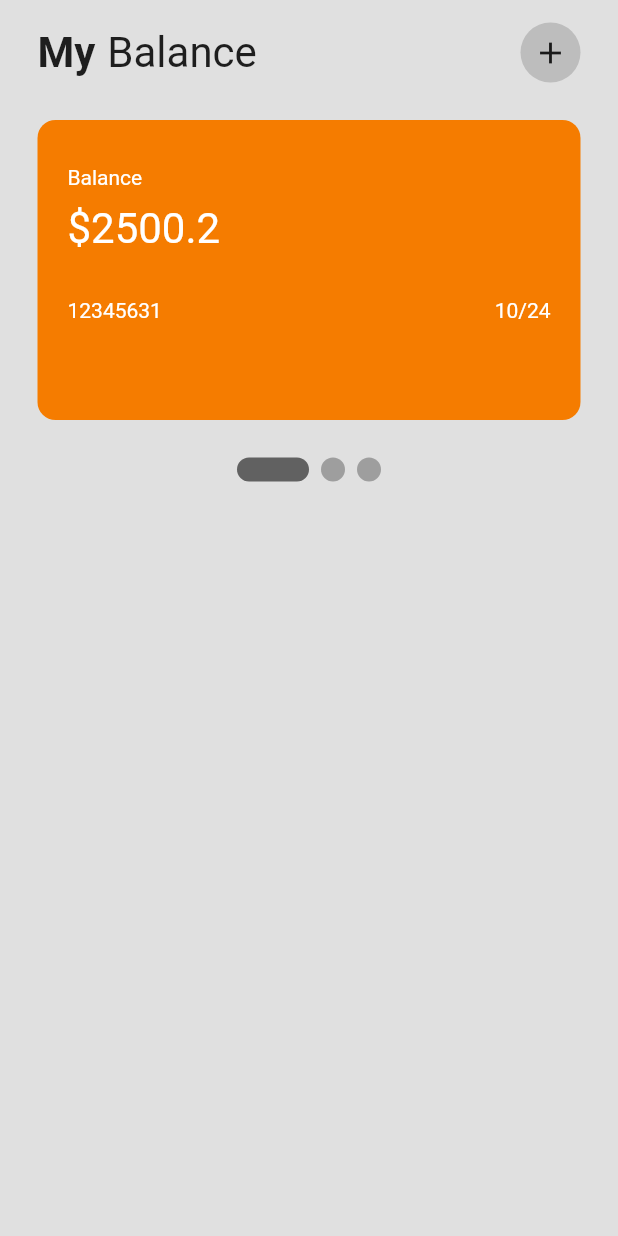
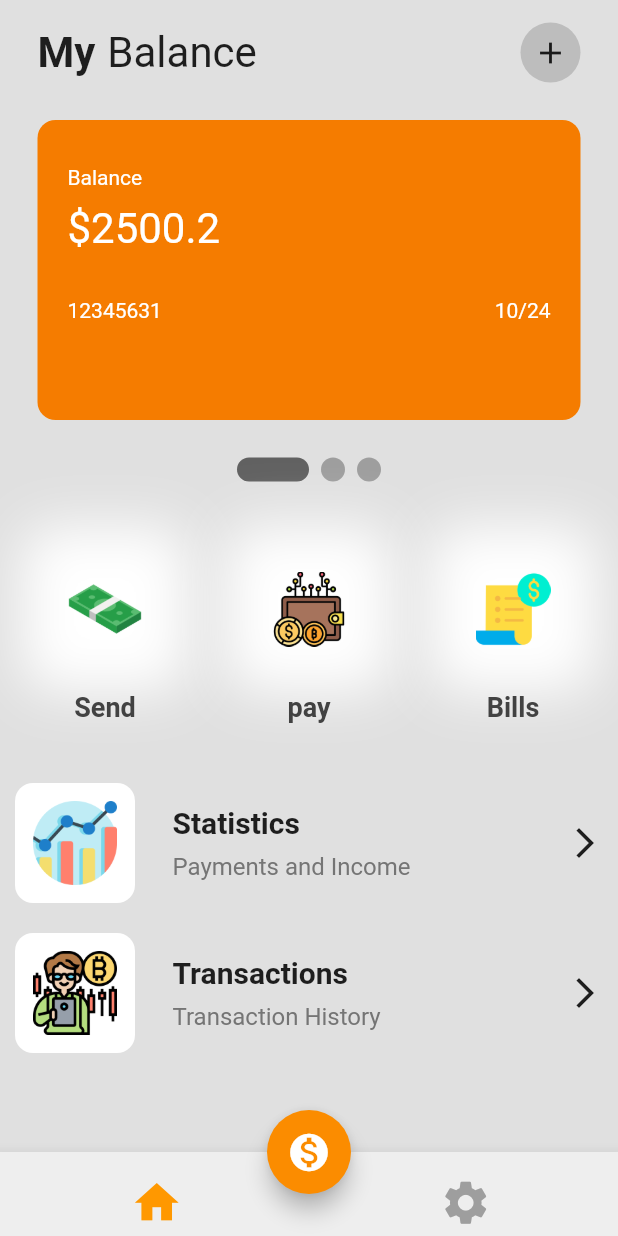
Before and after one commit to patrickkoszewski/walletappui, a Flutter app: the screen it shows after launch, on a phone screen of 412 x 824 dp. Run offline on Flutter 3.47's test engine with Material 2 defaults, Android fonts, the phone set to English and light mode, and no system bars; drawn by our look-alikes of smooth_page_indicator.

Commit message:
Wallet app UI demo

```diff
--- a/lib/pages/home_page.dart
+++ b/lib/pages/home_page.dart
@@ -1,6 +1,8 @@
 import 'package:flutter/material.dart';
 import 'package:smooth_page_indicator/smooth_page_indicator.dart';
 import 'package:walletappui/util/my_balance.dart';
+import 'package:walletappui/util/my_button.dart';
+import 'package:walletappui/util/my_list_tile.dart';
 //mając home_page i main dart w takiej formie możemy myślec nad pomysłem
 //nad ui lub się inspirować z neta i rozpisać po // jaki jest plan na wykonanie aplikacji
 
@@ -19,6 +21,42 @@ class _HomePageState extends State<HomePage> {
   Widget build(BuildContext context) {
     return Scaffold(
       backgroundColor: Colors.grey[300],
+      floatingActionButton: FloatingActionButton(
+        onPressed: () {},
+        backgroundColor: Colors.orange[600],
+        child: const Icon(
+          Icons.monetization_on,
+          size: 30,
+        ),
+      ),
+      floatingActionButtonLocation: FloatingActionButtonLocation.centerDocked,
+      bottomNavigationBar: BottomAppBar(
+        color: Colors.grey[200],
+        child: Padding(
+          padding: const EdgeInsets.only(top: 8.0),
+          child: Row(
+            mainAxisAlignment: MainAxisAlignment.spaceAround,
+            children: [
+              IconButton(
+                onPressed: () {},
+                icon: const Icon(
+                  Icons.home,
+                  size: 35,
+                  color: Colors.orange,
+                ),
+              ),
+              IconButton(
+                onPressed: () {},
+                icon: const Icon(
+                  Icons.settings,
+                  size: 35,
+                  color: Colors.grey,
+                ),
+              ),
+            ],
+          ),
+        ),
+      ),
       body: SafeArea(
         child: Column(children: [
           //app bar
@@ -62,9 +100,7 @@ class _HomePageState extends State<HomePage> {
               ],
             ),
           ),
-
           const SizedBox(height: 25),
-
           //cards
           Container(
             height: 200,
@@ -103,11 +139,62 @@ class _HomePageState extends State<HomePage> {
             effect: ExpandingDotsEffect(
               activeDotColor: Colors.grey.shade700,
             ),
+          ),
+
+          const SizedBox(height: 40),
+          //3 buttons -> send + pay + bill
+          Padding(
+            padding: const EdgeInsets.symmetric(horizontal: 25.0),
+            child: Row(
+              mainAxisAlignment:
+                  MainAxisAlignment.spaceBetween, //szybsze od sizedbox
+
+              children: const [
+                //send button
+                //SizedBox(width: 22), bez sensu w row już lepiej równo rozmieścić
+                MyButton(
+                  iconImagePath: 'lib/icons/banknote.png',
+                  buttonText: 'Send',
+                ),
+
+                //pay button
+                MyButton(
+                  iconImagePath: 'lib/icons/cryptowallet.png',
+                  buttonText: 'pay',
+                ),
+
+                //bills button
+                MyButton(
+                  iconImagePath: 'lib/icons/bill.png',
+                  buttonText: 'Bills',
+                ),
+              ],
+            ),
+          ),
+          const SizedBox(
+            height: 30,
+          ),
+          //column -> stats + transactions
+          Padding(
+            padding: const EdgeInsets.all(10.0),
+            child: Column(
+              children: const [
+                //statistics
+                MyListTile(
+                  iconImagePath: 'lib/icons/graph.png',
+                  tileTitle: 'Statistics',
+                  tileSubTitle: 'Payments and Income',
+                ),
+                MyListTile(
+                  iconImagePath: 'lib/icons/trader.png',
+                  tileTitle: 'Transactions',
+                  tileSubTitle: 'Transaction History',
+                ),
+
+                //transaction
+              ],
+            ),
           )
-
-          //3 buttons -> send + pay + bill
-
-          //column -> stats + transactions
         ]),
       ),
     );
--- /dev/null
+++ b/lib/util/my_button.dart
@@ -0,0 +1,48 @@
+import 'package:flutter/material.dart';
+
+class MyButton extends StatelessWidget {
+  final String iconImagePath;
+  final String buttonText;
+
+  const MyButton({
+    super.key,
+    required this.iconImagePath,
+    required this.buttonText,
+  });
+
+  @override
+  Widget build(BuildContext context) {
+    return Column(
+      children: [
+        Container(
+          height: 90,
+          padding: const EdgeInsets.all(20),
+          width: 90,
+          decoration: BoxDecoration(
+            borderRadius: BorderRadius.circular(20),
+            boxShadow: const [
+              BoxShadow(
+                color: Colors.white,
+                blurRadius: 30,
+                spreadRadius: 10,
+              ),
+            ],
+          ),
+          child: Center(
+            child: Image.asset(iconImagePath),
+          ),
+        ),
+        // text
+        const SizedBox(height: 10),
+        Text(
+          buttonText,
+          style: TextStyle(
+            fontSize: 18,
+            fontWeight: FontWeight.bold,
+            color: Colors.grey[800],
+          ),
+        ),
+      ],
+    );
+  }
+}
--- /dev/null
+++ b/lib/util/my_list_tile.dart
@@ -0,0 +1,69 @@
+import 'package:flutter/material.dart';
+
+class MyListTile extends StatelessWidget {
+  final String iconImagePath;
+  final String tileTitle;
+  final String tileSubTitle;
+
+  const MyListTile({
+    super.key,
+    required this.iconImagePath,
+    required this.tileTitle,
+    required this.tileSubTitle,
+  });
+
+  @override
+  Widget build(BuildContext context) {
+    return Padding(
+      padding: const EdgeInsets.only(bottom: 20.0),
+      child: Row(
+        mainAxisAlignment: MainAxisAlignment.spaceBetween,
+        children: [
+          Row(
+            children: [
+              //icon
+              Container(
+                height: 80,
+                padding: const EdgeInsets.all(12),
+                decoration: BoxDecoration(
+                  color: Colors.white,
+                  borderRadius: BorderRadiusDirectional.circular(12),
+                ),
+                child: Image.asset(iconImagePath),
+              ),
+
+              const SizedBox(
+                width: 25,
+              ),
+
+              Column(
+                crossAxisAlignment: CrossAxisAlignment.start,
+                mainAxisAlignment: MainAxisAlignment.spaceEvenly,
+                children: [
+                  Text(
+                    tileTitle,
+                    style: const TextStyle(
+                      fontWeight: FontWeight.bold,
+                      fontSize: 20,
+                    ),
+                  ),
+                  const SizedBox(
+                    height: 8,
+                  ),
+                  Text(
+                    tileSubTitle,
+                    style: TextStyle(
+                      fontSize: 16,
+                      color: Colors.grey[600],
+                    ),
+                  ),
+                ],
+              ),
+            ],
+          ),
+          const Icon(Icons.arrow_forward_ios),
+        ],
+      ),
+    );
+  }
+}
--- a/pubspec.yaml
+++ b/pubspec.yaml
@@ -61,8 +61,8 @@ flutter:
   uses-material-design: true
 
   # To add assets to your application, add an assets section, like this:
-  # assets:
-  #   - images/a_dot_burr.jpeg
+  assets:
+    - lib/icons/
   #   - images/a_dot_ham.jpeg
 
   # An image asset can refer to one or more resolution-specific "variants", see
```
